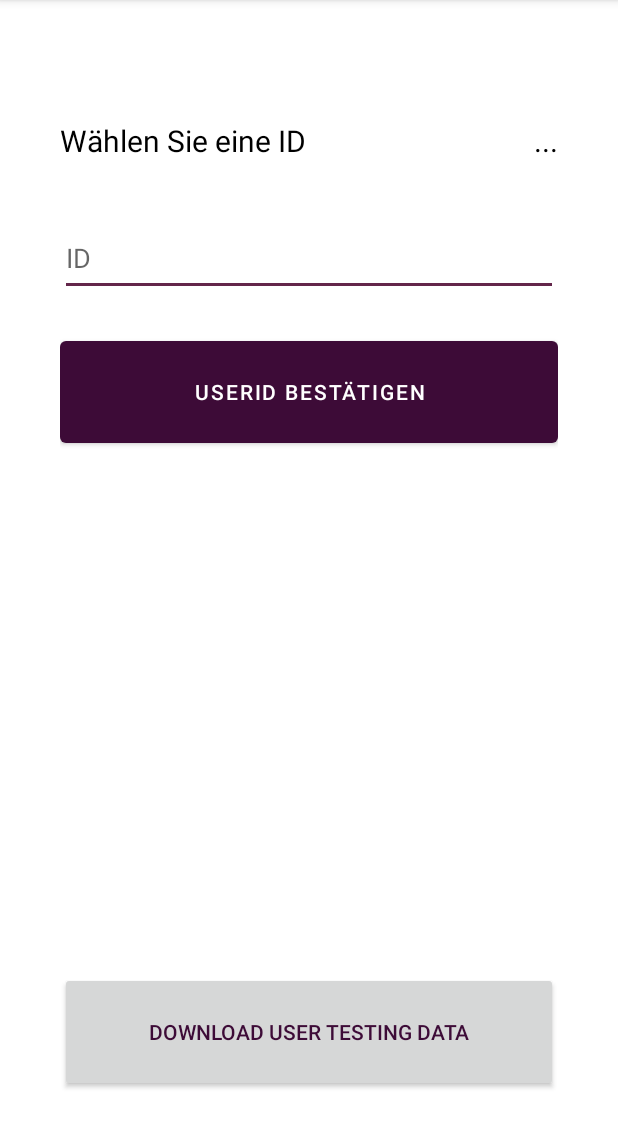
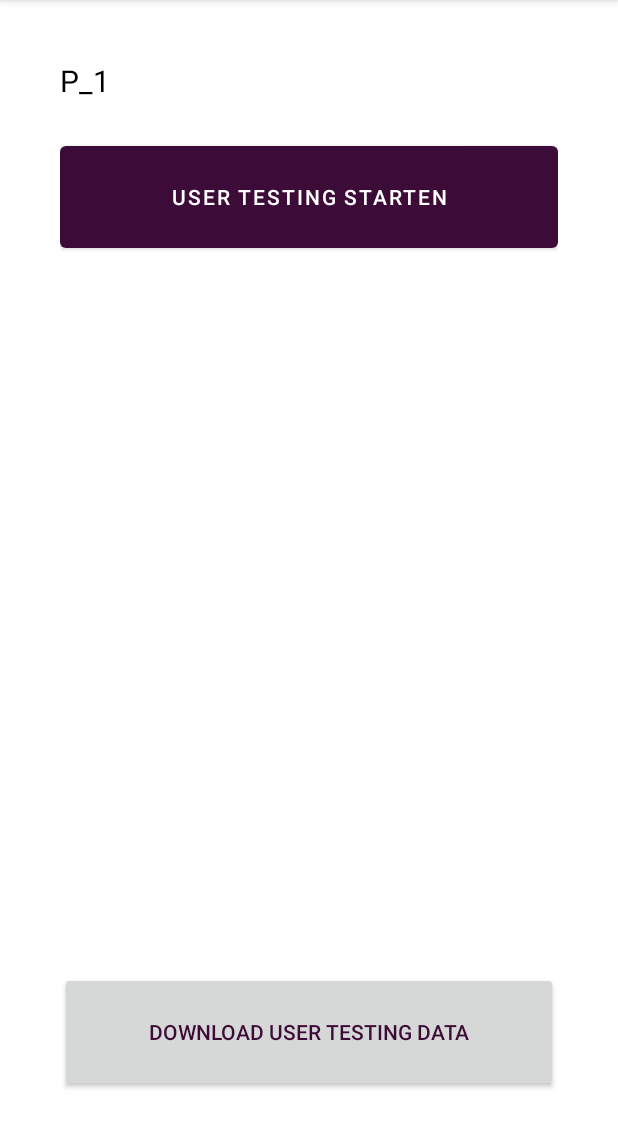
Before and after one commit to catherinekago/accessible-touch-slider, an Android app: the screen it shows after launch (StartActivity), on a phone screen of 412 x 824 dp, the part 84-1232 px from its top. Run offline under Robolectric (Android 15) with nearby library versions, the light colour scheme and no system bars; our stand-ins replace Firebase (no records; nobody signed in at launch, a user with empty details on screens opened directly); libraries missing offline, so code that uses them is left out: com.felhr.usbserial.

Commit message:
Automate generation of userID

```diff
--- a/app/build.gradle
+++ b/app/build.gradle
@@ -40,5 +40,6 @@ dependencies {
     androidTestImplementation 'androidx.test.ext:junit:1.1.3'
     androidTestImplementation 'androidx.test.espresso:espresso-core:3.4.0'
     implementation platform('com.google.firebase:firebase-bom:30.0.1')
+    implementation 'com.github.felHR85:UsbSerial:6.1.0'
 
 }
--- a/app/src/main/java/com/example/tactileslider/JsonFormatter.java
+++ b/app/src/main/java/com/example/tactileslider/JsonFormatter.java
@@ -25,7 +25,6 @@ import java.util.HashMap;
 
 public class JsonFormatter {
     private final Context context;
-    private UserData userData;
     private ArrayList<String> userList;
     private ArrayList<CollectionReference> userDataReferences;
     private ArrayList<JSONObject> userDataJsonList;
@@ -33,6 +32,11 @@ public class JsonFormatter {
 
     public JsonFormatter(Context context){
         this.context = context;
+        // how many user data sets will be generated?
+        // repetitions of tasks * number of tasks * number of tests * number of users
+        // 1 * 7 * 4 * userList.size()
+        // TODO: set to * 4 instead of * 2
+        userDataSetCount =  1 * 7 * 2 * 1;
 
     }
     // Get data from firebase and download each set as json
@@ -53,7 +57,6 @@ public class JsonFormatter {
                             for (QueryDocumentSnapshot documentUser : task.getResult()) {
                                 userList.add(documentUser.getId());
                             }
-                            // todo nextMethod
                             createCollectionReferences();
                         } else {
                             Log.d(TAG, "Error getting documents: ", task.getException());
--- a/app/src/main/java/com/example/tactileslider/StartActivity.java
+++ b/app/src/main/java/com/example/tactileslider/StartActivity.java
@@ -6,8 +6,12 @@ import androidx.annotation.NonNull;
 import androidx.appcompat.app.AppCompatActivity;
 import androidx.appcompat.widget.AppCompatButton;
 
+import android.app.PendingIntent;
+import android.bluetooth.BluetoothSocket;
 import android.content.Context;
 import android.content.Intent;
+import android.hardware.usb.UsbDevice;
+import android.hardware.usb.UsbDeviceConnection;
 import android.os.Bundle;
 import android.util.Log;
 import android.view.View;
@@ -15,6 +19,8 @@ import android.widget.Button;
 import android.widget.EditText;
 import android.widget.TextView;
 
+import com.felhr.usbserial.UsbSerialDevice;
+import com.felhr.usbserial.UsbSerialInterface;
 import com.google.android.gms.tasks.OnCompleteListener;
 import com.google.android.gms.tasks.Task;
 import com.google.firebase.firestore.CollectionReference;
@@ -47,19 +53,36 @@ public class StartActivity extends AppCompatActivity {
     private Button audioPhysicalButton;
     private Button hapticPhysicalButton;
     private AppCompatButton downloadButton;
-    private EditText idInput;
     private TextView idText;
     private Button confirmIdButton;
 
+    // TODO: randomize latin square function balance factors (matlab)
+
+    // TODO: vibration: Kopfhörer auf, Ton aus?
+
+    // TODO: NO DUAL TASK - it is an accessibility feature
+    // TODO: in 2 Wochen paar seeeingeschränkte fragen, was sie von slidern halten
+    // TODO: use case definieren für menschen mit Seeinschränkungen - wo nutzen sie slider? (Fragebogen)
+    // TODO: sensitive range error rausrechnen (if error kleiner range, setze error 0)
+
+    // TODO: mit Mitbewohnern Studie testen um fehler aufzudecken
+    // TODO: überlegen wie könnte man das Design variieren, und warum? Länge, mit / ohne Schablone für beide Längen (lwo cost touchplate)
+
+    // TODO: wie oft wiederholen? Abhängig von der Anzahl der Varianten
+
+    // --> wie grenzen wir das von Verena ab? Quantitativ + mehr Design Varianten
+
+    // Markus:
+    // NASA-TLX oder SUS nach JEDER getesteten VARIANTE, aber nicht mehr certainty nach jedem item
+    // such dir einen favorisierte Variante aus (haptisch/auditiv, "länge", ...) und beantworte einen Fragebogen "wie sehr mögen Sie Katzen"
+
     private UserData userData;
-    private ArrayList<String> userList;
-    private ArrayList<CollectionReference> userDataReferences;
-    private ArrayList<JSONObject> userDataJsonList;
-
-    private int userDataSetCount;
-    private View bluetoothConnectionText;
 
     private JsonFormatter jsonFormatter;
+
+    //UsbDevice device;
+    //UsbDeviceConnection usbConnection;
+    //UsbSerialDevice serial = UsbSerialDevice.createUsbSerialDevice(device, usbConnection);
 
     @Override
     protected void onCreate(Bundle savedInstanceState) {
@@ -72,16 +95,16 @@ public class StartActivity extends AppCompatActivity {
         this.audioPhysicalButton = findViewById(R.id.buttonAudioPhysical);
         this.hapticPhysicalButton = findViewById(R.id.buttonHapticPhysical);
         this.downloadButton = findViewById(R.id.buttonDownload);
-        this.idInput = findViewById(R.id.idInput);
         this.idText = findViewById(R.id.idText);
-        this.bluetoothConnectionText = findViewById(R.id.bluetoothConnection);
         this.confirmIdButton = findViewById(R.id.confirmId);
         this. jsonFormatter = new JsonFormatter(this);
+        // Set id to next id in line
+        createId();
 
         // Setup event listeners
         audioAppButton.setOnClickListener(view -> switchToSliderActivity(AUDIO, APP));
         hapticAppButton.setOnClickListener(view -> switchToSliderActivity(HAPTIC, APP));
-        confirmIdButton.setOnClickListener(view -> setId(this.idInput.getText().toString()));
+        confirmIdButton.setOnClickListener(view -> startTrials());
         downloadButton.setOnClickListener(view -> jsonFormatter.downloadUserTestingData());
         audioPhysicalButton.setOnClickListener(view -> switchToSliderActivity(AUDIO, PHYSICAL));
         hapticPhysicalButton.setOnClickListener(view -> switchToSliderActivity(HAPTIC, PHYSICAL));
@@ -91,16 +114,55 @@ public class StartActivity extends AppCompatActivity {
         audioPhysicalButton.setVisibility(View.INVISIBLE);
         hapticPhysicalButton.setVisibility(View.INVISIBLE);
 
-        // how many user data sets will be generated?
-        // repetitions of tasks * number of tasks * number of tests * number of users
-        // 1 * 7 * 4 * userList.size()
-        // TODO: set to * 4 instead of * 2
-        userDataSetCount =  1 * 7 * 2 * 1;
+        // Setup USB device connection
+        //serial.open();
+        //serial.setBaudRate(115200);
+        //serial.setDataBits(UsbSerialInterface.DATA_BITS_8);
+        //serial.setParity(UsbSerialInterface.PARITY_ODD);
+        //serial.setFlowControl(UsbSerialInterface.FLOW_CONTROL_OFF);
+        //serial.read(mCallback);
 
-        // TODO setup bluetooth connection and set bluetoothConnectionText to "verbunden" in green if successful
-        // TODO add listener to bluetooth connection and show toast if lost and sound?
+        // serial.write("DATA".getBytes()); // Async-like operation now! :)
+    }
 
+    private void startTrials() {
+        initializeUserData(idText.getText().toString());
+        // TODO: replace these with automized start of trials
+        confirmIdButton.setVisibility(View.INVISIBLE);
+        enableModeSelection();
     }
+
+    private void createId() {
+        FirebaseFirestore firebase = FirebaseFirestore.getInstance();
+        CollectionReference collectionRef = firebase.collection("userDataCollectionNames");
+        collectionRef
+                .get()
+                .addOnCompleteListener(new OnCompleteListener<QuerySnapshot>() {
+                    @Override
+                    public void onComplete(@NonNull Task<QuerySnapshot> task) {
+                        if (task.isSuccessful()) {
+                            int P_count = task.getResult().size();
+                            String newId = "P_" + (P_count+1);
+                            idText.setText(newId);
+                        } else {
+                            Log.d(TAG, "Error getting documents: ", task.getException());
+                        }
+                    }
+                });
+    };
+
+
+
+    // Define a simple callback for transactions from connected device
+    private UsbSerialInterface.UsbReadCallback mCallback = new UsbSerialInterface.UsbReadCallback() {
+
+        @Override
+        public void onReceivedData(byte[] arg0)
+        {
+            // Code here :)
+        }
+
+    };
 
     // Exchange UI elements for ID selection with Mode selection
     private void enableModeSelection() {
@@ -114,36 +176,23 @@ public class StartActivity extends AppCompatActivity {
     private void switchToSliderActivity(String mode, String type){
         userData.setUserID(userData.getUserId() + "_" + mode + "_" + type);
         Intent intent;
-        if (mode.equals(APP)){
-            intent = new Intent(this, SliderAreaActivity.class);
-        } else {
-            intent = new Intent(this, PhysicalActivity.class);
-        }
+        intent = new Intent(this, SliderAreaActivity.class);
         intent.putExtra("feedbackMode", mode);
         intent.putExtra("userData", userData);
         startActivity(intent);
     }
 
-    // Set the userId within the interface as well as for the userID
-    private void setId(String id){
-        idText.setText("ID: " + id);
-        idInput.setVisibility(View.INVISIBLE);
-        confirmIdButton.setVisibility(View.INVISIBLE);
-        enableModeSelection();
-        initializeUserData(id);
-
-    }
-
     private void initializeUserData(String id) {
+        // TODO: based on id, determine latin square variant to be used and generate plan
         int times = 1;
         userData = new UserData(id,times);
         // add collection to firebase
         FirebaseFirestore firebase = FirebaseFirestore.getInstance();
-        CollectionReference collectionRef = firebase.collection(id);
         // add userID to firebase collectionList collection
         Map<String, Object> userData = new HashMap<>();
         userData.put("id", id);
         firebase.collection("userDataCollectionNames").document(id).set(userData);
 
     }
+
     }
--- a/app/src/main/java/com/example/tactileslider/UserData.java
+++ b/app/src/main/java/com/example/tactileslider/UserData.java
@@ -38,6 +38,7 @@ public class UserData implements Serializable {
 
     private ArrayList<Double> createRandomizedTargetList(int times) {
         // CAUTION: Hardcoded values for range of sliders
+        // TODO replace with balanced latin square?
         final double from = 1.00;
         final double until = 7.00;
 
--- a/app/src/main/res/layout/activity_start.xml
+++ b/app/src/main/res/layout/activity_start.xml
@@ -7,35 +7,6 @@
     android:layout_margin="40dp"
     tools:context=".StartActivity">
 
-    <LinearLayout
-        android:id="@+id/topTextLayout"
-        android:layout_width="match_parent"
-        android:layout_height="wrap_content"
-        android:layout_marginTop="40dp"
-        android:orientation="horizontal"
-        app:layout_constraintTop_toTopOf="parent">
-
-        <TextView
-            android:id="@+id/idText"
-            android:layout_width="wrap_content"
-            android:layout_height="wrap_content"
-            android:layout_marginTop="0dp"
-            android:text="Wählen Sie eine ID"
-            android:textColor="@color/black"
-            android:textSize="20sp" />
-
-        <TextView
-            android:id="@+id/bluetoothConnection"
-            android:layout_width="wrap_content"
-            android:layout_height="wrap_content"
-            android:layout_marginTop="0dp"
-            android:layout_weight="1"
-            android:text="..."
-            android:textAlignment="textEnd"
-            android:textColor="@color/black"
-            android:textSize="20sp" />
-    </LinearLayout>
-
     <Button
         android:id="@+id/buttonAudioApp"
         android:layout_width="0dp"
@@ -44,18 +15,29 @@
         android:text="APP Audio"
         app:layout_constraintEnd_toEndOf="parent"
         app:layout_constraintStart_toStartOf="parent"
-        app:layout_constraintTop_toBottomOf="@id/topTextLayout"
+        app:layout_constraintTop_toBottomOf="@id/idText"
         tools:visibility="invisible" />
+
+    <TextView
+        android:id="@+id/idText"
+        android:layout_width="0dp"
+        android:layout_height="wrap_content"
+        android:text="ID wird generiert..."
+        android:textColor="@color/black"
+        android:textSize="20sp"
+        app:layout_constraintEnd_toEndOf="parent"
+        app:layout_constraintStart_toStartOf="parent"
+        app:layout_constraintTop_toTopOf="parent" />
 
     <Button
         android:id="@+id/confirmId"
         android:layout_width="0dp"
         android:layout_height="80dp"
         android:layout_marginTop="24dp"
-        android:text="UserID bestätigen"
+        android:text="User Testing Starten"
         app:layout_constraintEnd_toEndOf="parent"
         app:layout_constraintStart_toStartOf="parent"
-        app:layout_constraintTop_toBottomOf="@id/idInput"
+        app:layout_constraintTop_toBottomOf="@id/idText"
         tools:visibility="visible" />
 
     <Button
@@ -105,16 +87,4 @@
         app:layout_constraintTop_toBottomOf="@id/buttonHapticPhysical"
         app:layout_constraintVertical_bias="1.0" />
 
-    <EditText
-        android:id="@+id/idInput"
-        android:layout_width="0dp"
-        android:layout_height="50dp"
-        android:layout_marginTop="40dp"
-        android:ems="10"
-        android:hint="ID"
-        android:inputType="textPersonName"
-        app:layout_constraintEnd_toEndOf="parent"
-        app:layout_constraintHorizontal_bias="0.0"
-        app:layout_constraintStart_toStartOf="parent"
-        app:layout_constraintTop_toBottomOf="@id/topTextLayout" />
 </androidx.constraintlayout.widget.ConstraintLayout>
--- a/settings.gradle
+++ b/settings.gradle
@@ -11,6 +11,7 @@ dependencyResolutionManagement {
         google()
         mavenCentral()
         jcenter() // Warning: this repository is going to shut down soon
+        maven { url "https://jitpack.io" }
     }
 }
 rootProject.name = "TactileSlider"
```
